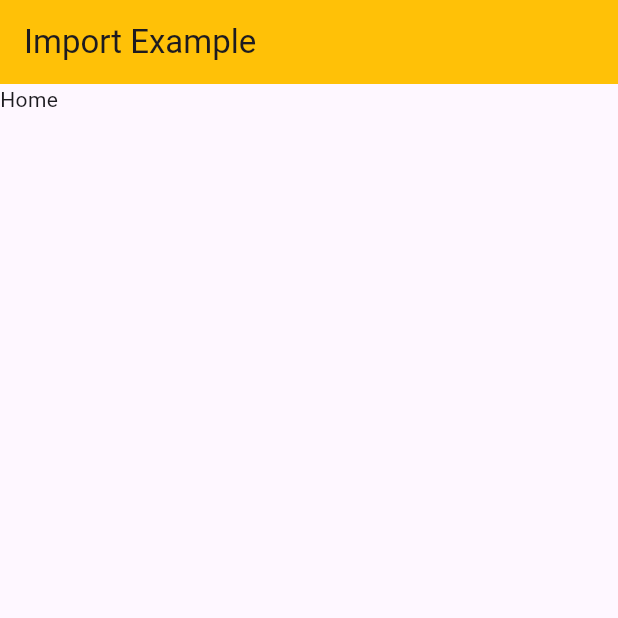
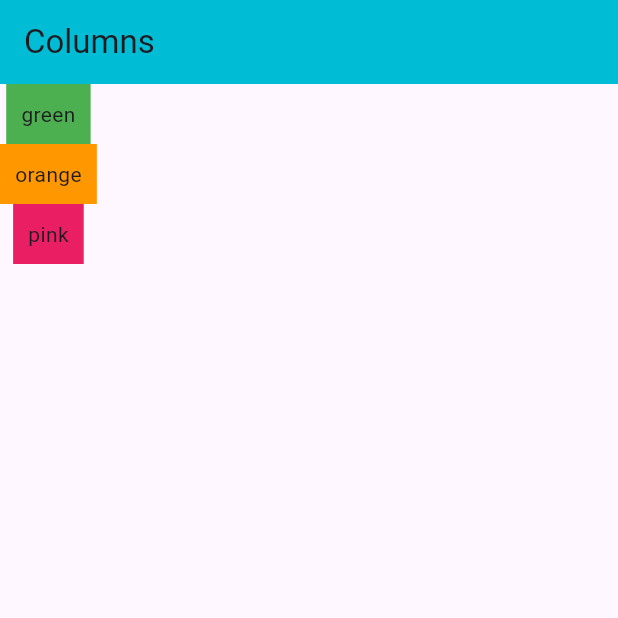
Before and after one commit to psaraviaq/libraries-and-frameworks, a Flutter app: the screen it shows after launch, on a phone screen of 412 x 824 dp, the top half of it. Run offline on Flutter 3.47's test engine with Material 3 defaults, Android fonts, the phone set to English and light mode, and no system bars.

Commit message:
add Column widget

```diff
--- /dev/null
+++ b/dart/flutter/first_app/lib/columns.dart
@@ -0,0 +1,40 @@
+import 'package:flutter/material.dart';
+
+class Columns extends StatelessWidget {
+  const Columns({super.key});
+
+  @override
+  Widget build(BuildContext context) {
+    return Scaffold(
+      appBar: AppBar(
+        title: const Text("Columns"),
+        backgroundColor: Colors.cyan,
+      ),
+      //* The "Column" widget arranges its children in a vertical array
+      body: Column(
+        //* The "crossAxisAlignment" property aligns them in the cross axis (horizontal for Column)
+        // crossAxisAlignment: CrossAxisAlignment.stretch,
+        //* The "mainAxisAlignment" property aligns them in the main axis (vertical for Column)
+        // mainAxisAlignment: MainAxisAlignment.center,
+        //! The "children" property must take a list of widgets
+        children: [
+          Container(
+            color: Colors.green,
+            padding: const EdgeInsets.all(10),
+            child: const Text("green"),
+          ),
+          Container(
+            color: Colors.orange,
+            padding: const EdgeInsets.all(10),
+            child: const Text("orange"),
+          ),
+          Container(
+            color: Colors.pink,
+            padding: const EdgeInsets.all(10),
+            child: const Text("pink"),
+          ),
+        ],
+      ),
+    );
+  }
+}
--- a/dart/flutter/first_app/lib/main.dart
+++ b/dart/flutter/first_app/lib/main.dart
@@ -1,3 +1,4 @@
+import 'package:first_app/columns.dart';
 import 'package:flutter/material.dart';
 
 //* To use a widget from another file, import it at the top of the file
@@ -85,8 +86,15 @@ class Home extends StatelessWidget {
 }
 
 //^ Imported widget as the main widget
-void main() {
+void main_03() {
   runApp(const MaterialApp(
     home: ImportExample(),
   ));
 }
+
+//^ "Column" widget
+void main() {
+  runApp(const MaterialApp(
+    home: Columns(),
+  ));
+}
```
